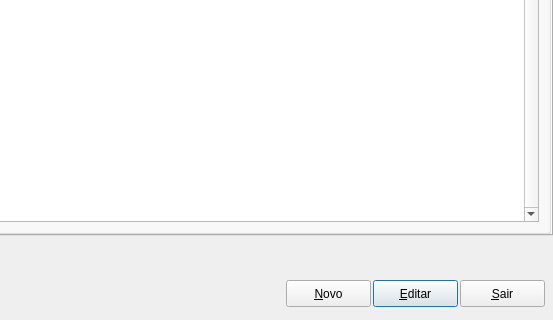
This is Projects/Blink/Plugins/visit/managerpreaut.ui in MarcoBueno1/qrad as Qt 5 draws it before an edit; both pictures show x 247 to 800 and y 280 to 600 of the 800 by 600 pixel window. The edited form follows.
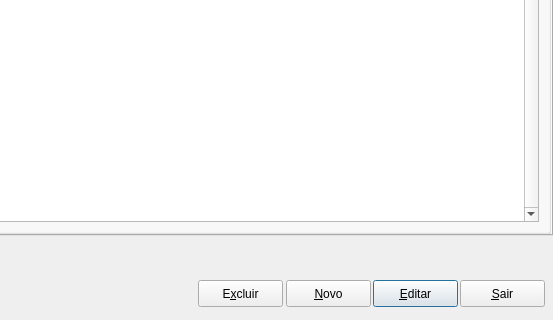
This is the edited form. Icons and pictures are not drawn. Custom widgets are drawn as their Qt base class.

Commit message: [preaut] Adicionado botao de remover preaut ( no managerpreaut )

Patch:
```diff
--- a/Projects/Blink/Plugins/visit/managerpreaut.ui
+++ b/Projects/Blink/Plugins/visit/managerpreaut.ui
@@ -223,6 +223,19 @@
     <string>&amp;Sair</string>
    </property>
   </widget>
+  <widget class="QPushButton" name="PshBtnExcluir">
+   <property name="geometry">
+    <rect>
+     <x>445</x>
+     <y>560</y>
+     <width>85</width>
+     <height>27</height>
+    </rect>
+   </property>
+   <property name="text">
+    <string>E&amp;xcluir</string>
+   </property>
+  </widget>
  </widget>
  <customwidgets>
   <customwidget>
```
Left out of the diff: 1 changed line with no effect on the pictures. The commit also changes 2 other files.
